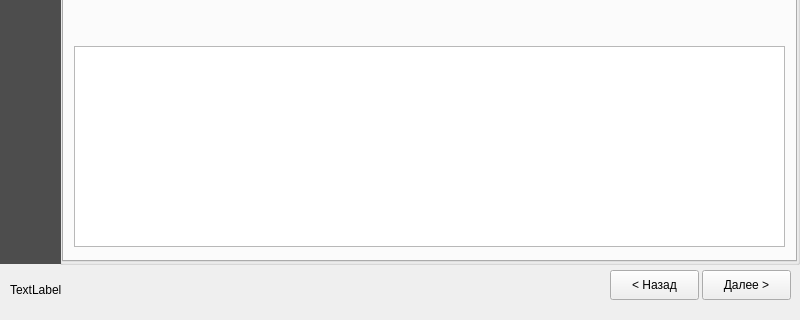
Old version of the form ui/mainwindow.ui in the repository badcast/adskiller; both pictures show x 0 to 800 and y 195 to 515 of the 800 by 515 pixel window.
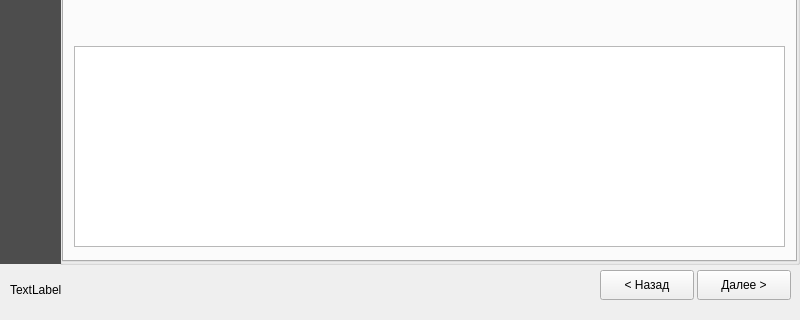
New version of the form. Icons and pictures are not drawn.

Diff of the .ui file:
```diff
--- a/ui/mainwindow.ui
+++ b/ui/mainwindow.ui
@@ -45,9 +45,9 @@
    <widget class="QWidget" name="verticalLayoutWidget">
     <property name="geometry">
      <rect>
-      <x>610</x>
+      <x>600</x>
       <y>446</y>
-      <width>181</width>
+      <width>191</width>
       <height>41</height>
      </rect>
     </property>
@@ -705,9 +705,9 @@
     <property name="geometry">
      <rect>
       <x>10</x>
-      <y>440</y>
-      <width>601</width>
-      <height>51</height>
+      <y>442</y>
+      <width>581</width>
+      <height>48</height>
      </rect>
     </property>
     <layout class="QGridLayout" name="gridLayout_4">
```
